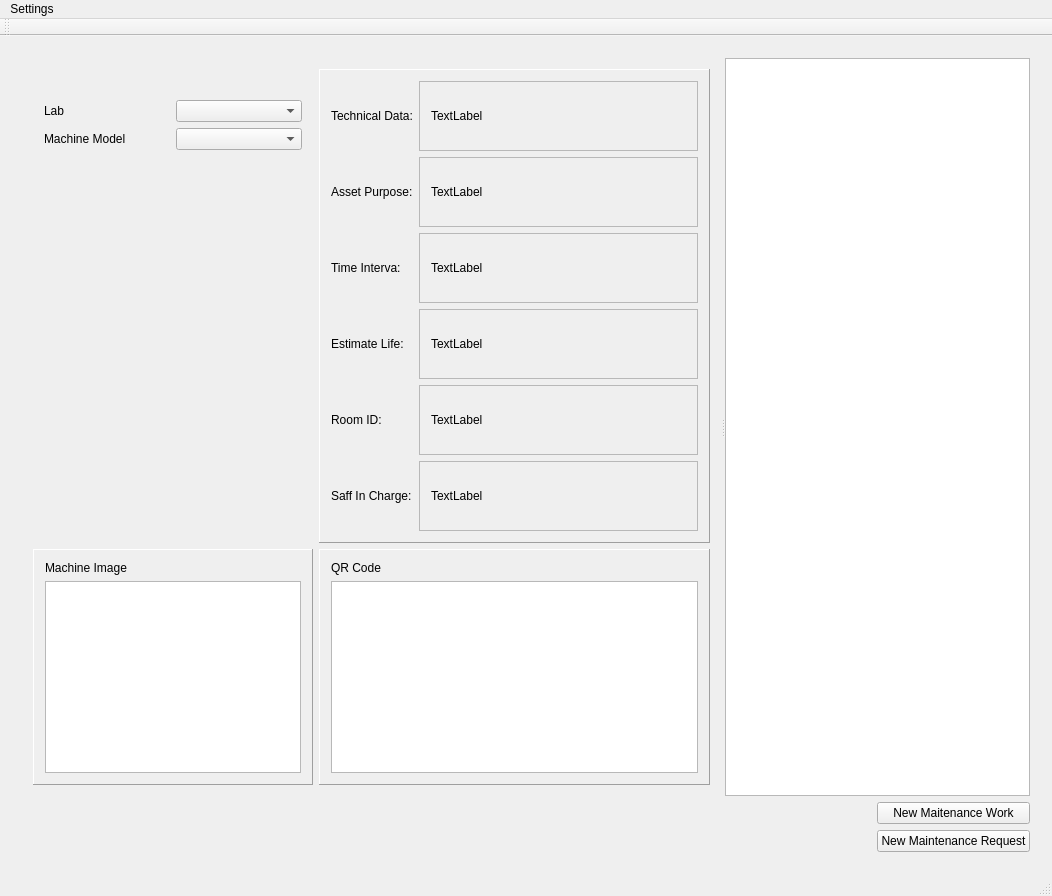
This is LabAutumation/GUI.ui in OmarElbekiey/LabAutomationSystem as Qt 5 draws it before an edit. The edited form follows.
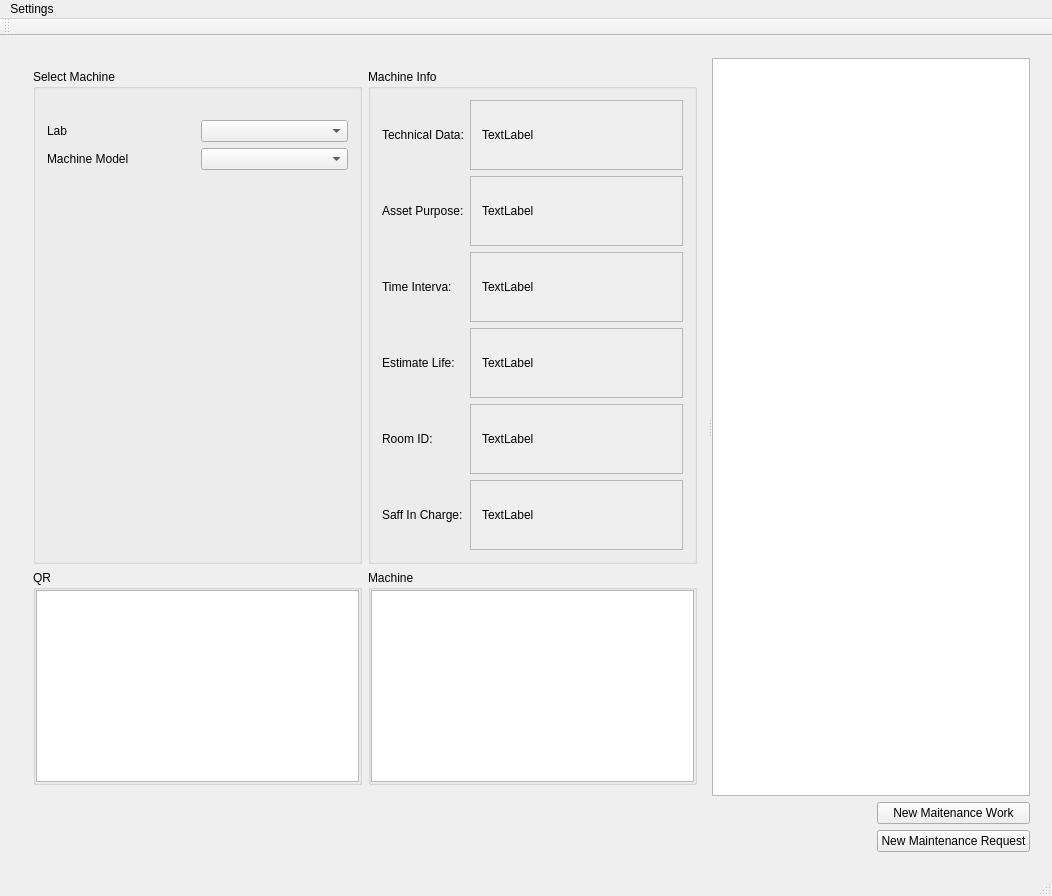
This is the edited form.

```diff
--- a/LabAutumation/GUI.ui
+++ b/LabAutumation/GUI.ui
@@ -30,21 +30,12 @@
           <property name="orientation">
            <enum>Qt::Horizontal</enum>
           </property>
-          <widget class="QWidget" name="layoutWidget">
-           <layout class="QGridLayout" name="gridLayout" columnstretch="1,5">
+          <widget class="QWidget" name="">
+           <layout class="QGridLayout" name="gridLayout_3">
             <item row="0" column="0">
-             <widget class="QFrame" name="frame">
-              <property name="sizePolicy">
-               <sizepolicy hsizetype="Minimum" vsizetype="Preferred">
-                <horstretch>0</horstretch>
-                <verstretch>0</verstretch>
-               </sizepolicy>
-              </property>
-              <property name="frameShape">
-               <enum>QFrame::NoFrame</enum>
-              </property>
-              <property name="frameShadow">
-               <enum>QFrame::Raised</enum>
+             <widget class="QGroupBox" name="groupBox_2">
+              <property name="title">
+               <string>Select Machine</string>
               </property>
               <layout class="QVBoxLayout" name="verticalLayout_5">
                <item>
@@ -150,7 +141,7 @@
                  <property name="sizeHint" stdset="0">
                   <size>
                    <width>20</width>
-                   <height>124</height>
+                   <height>391</height>
                   </size>
                  </property>
                 </spacer>
@@ -159,12 +150,9 @@
              </widget>
             </item>
             <item row="0" column="1">
-             <widget class="QFrame" name="frame_2">
-              <property name="frameShape">
-               <enum>QFrame::Panel</enum>
-              </property>
-              <property name="frameShadow">
-               <enum>QFrame::Raised</enum>
+             <widget class="QGroupBox" name="groupBox">
+              <property name="title">
+               <string>Machine Info</string>
               </property>
               <layout class="QHBoxLayout" name="horizontalLayout_2">
                <item>
@@ -225,8 +213,8 @@
                      <rect>
                       <x>0</x>
                       <y>0</y>
-                      <width>303</width>
-                      <height>69</height>
+                      <width>236</width>
+                      <height>71</height>
                      </rect>
                     </property>
                     <layout class="QVBoxLayout" name="verticalLayout_6">
@@ -257,8 +245,8 @@
                      <rect>
                       <x>0</x>
                       <y>0</y>
-                      <width>303</width>
-                      <height>69</height>
+                      <width>236</width>
+                      <height>71</height>
                      </rect>
                     </property>
                     <layout class="QVBoxLayout" name="verticalLayout_10">
@@ -289,8 +277,8 @@
                      <rect>
                       <x>0</x>
                       <y>0</y>
-                      <width>303</width>
-                      <height>69</height>
+                      <width>236</width>
+                      <height>70</height>
                      </rect>
                     </property>
                     <layout class="QVBoxLayout" name="verticalLayout_11">
@@ -321,8 +309,8 @@
                      <rect>
                       <x>0</x>
                       <y>0</y>
-                      <width>303</width>
-                      <height>69</height>
+                      <width>236</width>
+                      <height>71</height>
                      </rect>
                     </property>
                     <layout class="QVBoxLayout" name="verticalLayout_12">
@@ -353,8 +341,8 @@
                      <rect>
                       <x>0</x>
                       <y>0</y>
-                      <width>303</width>
-                      <height>69</height>
+                      <width>236</width>
+                      <height>71</height>
                      </rect>
                     </property>
                     <layout class="QVBoxLayout" name="verticalLayout_13">
@@ -385,8 +373,8 @@
                      <rect>
                       <x>0</x>
                       <y>0</y>
-                      <width>303</width>
-                      <height>69</height>
+                      <width>236</width>
+                      <height>71</height>
                      </rect>
                     </property>
                     <layout class="QVBoxLayout" name="verticalLayout_14">
@@ -413,62 +401,24 @@
              </widget>
             </item>
             <item row="1" column="0">
-             <widget class="QFrame" name="frame_3">
-              <property name="frameShape">
-               <enum>QFrame::Panel</enum>
+             <widget class="QGroupBox" name="groupBox_3">
+              <property name="title">
+               <string>QR</string>
               </property>
-              <property name="frameShadow">
-               <enum>QFrame::Raised</enum>
-              </property>
-              <layout class="QGridLayout" name="gridLayout_4">
-               <property name="sizeConstraint">
-                <enum>QLayout::SetMinimumSize</enum>
+              <layout class="QGridLayout" name="gridLayout">
+               <property name="leftMargin">
+                <number>0</number>
                </property>
-               <item row="1" column="0">
-                <widget class="QGraphicsView" name="graphicsView_Image">
-                 <property name="sizePolicy">
-                  <sizepolicy hsizetype="MinimumExpanding" vsizetype="Minimum">
-                   <horstretch>0</horstretch>
-                   <verstretch>0</verstretch>
-                  </sizepolicy>
-                 </property>
-                </widget>
-               </item>
+               <property name="topMargin">
+                <number>0</number>
+               </property>
+               <property name="rightMargin">
+                <number>0</number>
+               </property>
+               <property name="bottomMargin">
+                <number>0</number>
+               </property>
                <item row="0" column="0">
-                <widget class="QLabel" name="label_6">
-                 <property name="sizePolicy">
-                  <sizepolicy hsizetype="Fixed" vsizetype="Fixed">
-                   <horstretch>0</horstretch>
-                   <verstretch>0</verstretch>
-                  </sizepolicy>
-                 </property>
-                 <property name="text">
-                  <string>Machine Image</string>
-                 </property>
-                </widget>
-               </item>
-              </layout>
-             </widget>
-            </item>
-            <item row="1" column="1">
-             <widget class="QFrame" name="frame_4">
-              <property name="sizePolicy">
-               <sizepolicy hsizetype="Preferred" vsizetype="Preferred">
-                <horstretch>0</horstretch>
-                <verstretch>1</verstretch>
-               </sizepolicy>
-              </property>
-              <property name="frameShape">
-               <enum>QFrame::Panel</enum>
-              </property>
-              <property name="frameShadow">
-               <enum>QFrame::Raised</enum>
-              </property>
-              <layout class="QGridLayout" name="gridLayout_3">
-               <property name="sizeConstraint">
-                <enum>QLayout::SetMinimumSize</enum>
-               </property>
-               <item row="1" column="0">
                 <widget class="QGraphicsView" name="graphicsView_QR">
                  <property name="sizePolicy">
                   <sizepolicy hsizetype="MinimumExpanding" vsizetype="Minimum">
@@ -478,17 +428,35 @@
                  </property>
                 </widget>
                </item>
+              </layout>
+             </widget>
+            </item>
+            <item row="1" column="1">
+             <widget class="QGroupBox" name="groupBox_4">
+              <property name="title">
+               <string>Machine</string>
+              </property>
+              <layout class="QGridLayout" name="gridLayout_2">
+               <property name="leftMargin">
+                <number>0</number>
+               </property>
+               <property name="topMargin">
+                <number>0</number>
+               </property>
+               <property name="rightMargin">
+                <number>0</number>
+               </property>
+               <property name="bottomMargin">
+                <number>0</number>
+               </property>
                <item row="0" column="0">
-                <widget class="QLabel" name="label_8">
+                <widget class="QGraphicsView" name="graphicsView_Image">
                  <property name="sizePolicy">
-                  <sizepolicy hsizetype="Fixed" vsizetype="Fixed">
+                  <sizepolicy hsizetype="MinimumExpanding" vsizetype="Minimum">
                    <horstretch>0</horstretch>
                    <verstretch>0</verstretch>
                   </sizepolicy>
                  </property>
-                 <property name="text">
-                  <string>QR Code</string>
-                 </property>
                 </widget>
                </item>
               </layout>
```
Left out of the diff: 58 changed lines with no effect on the pictures.
